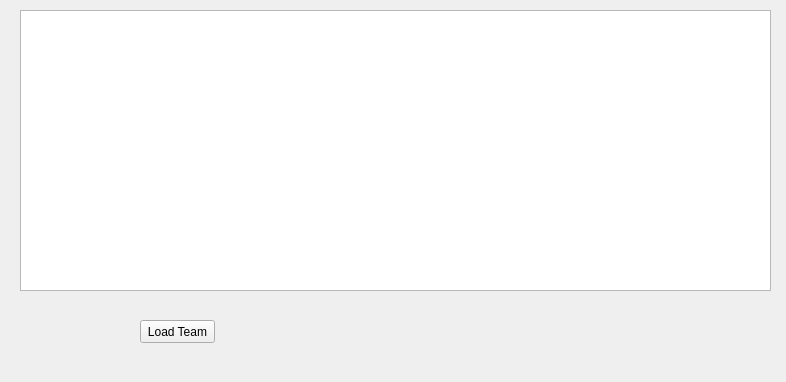
The window that playground/Qt-Test/example_QTableView.ui (VaderLader/NikNDad) describes before a commit, drawn with Qt 5.
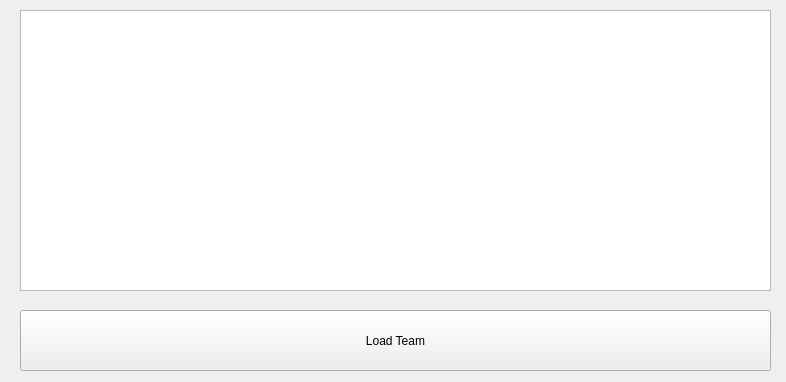
The same window after the commit.

```diff
--- a/playground/Qt-Test/example_QTableView.ui
+++ b/playground/Qt-Test/example_QTableView.ui
@@ -16,10 +16,10 @@
   <widget class="QPushButton" name="btn_loadTeam">
    <property name="geometry">
     <rect>
-     <x>140</x>
-     <y>320</y>
-     <width>75</width>
-     <height>23</height>
+     <x>20</x>
+     <y>310</y>
+     <width>751</width>
+     <height>61</height>
     </rect>
    </property>
    <property name="text">
```
